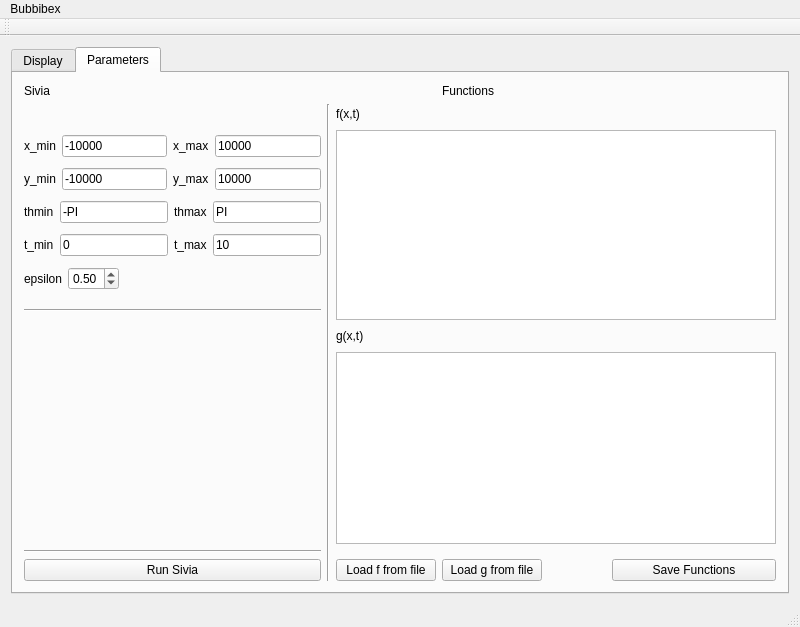
This is mainwindow.ui in msis/bubbibex as Qt 5 draws it before an edit. The edited form follows.
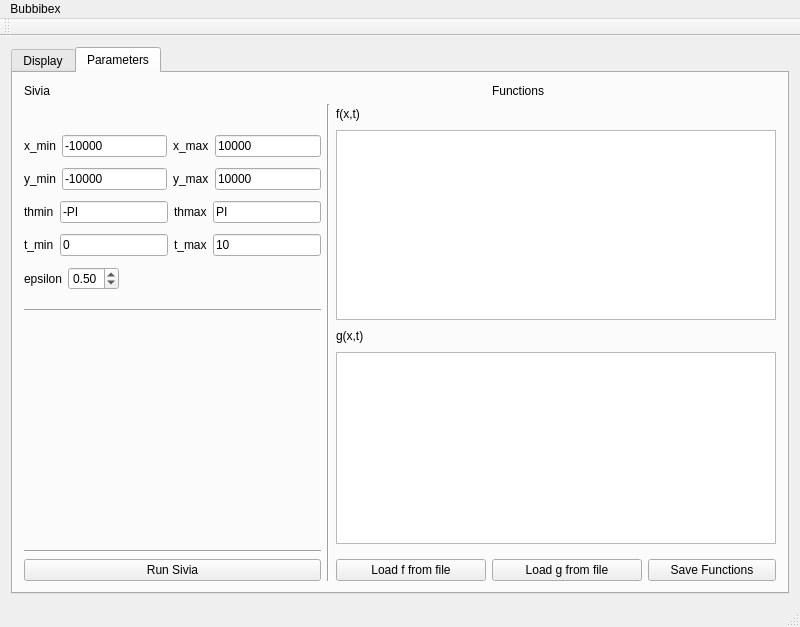
This is the edited form. Custom widgets are drawn as their Qt base class.

What changed in the file:
```diff
--- a/mainwindow.ui
+++ b/mainwindow.ui
@@ -417,13 +417,13 @@
          <widget class="QPushButton" name="loadfFromFile">
           <property name="minimumSize">
            <size>
-            <width>100</width>
+            <width>150</width>
             <height>0</height>
            </size>
           </property>
           <property name="maximumSize">
            <size>
-            <width>100</width>
+            <width>150</width>
             <height>16777215</height>
            </size>
           </property>
@@ -436,13 +436,13 @@
          <widget class="QPushButton" name="loadgFromFile">
           <property name="minimumSize">
            <size>
-            <width>100</width>
+            <width>150</width>
             <height>0</height>
            </size>
           </property>
           <property name="maximumSize">
            <size>
-            <width>100</width>
+            <width>150</width>
             <height>16777215</height>
            </size>
           </property>
```
